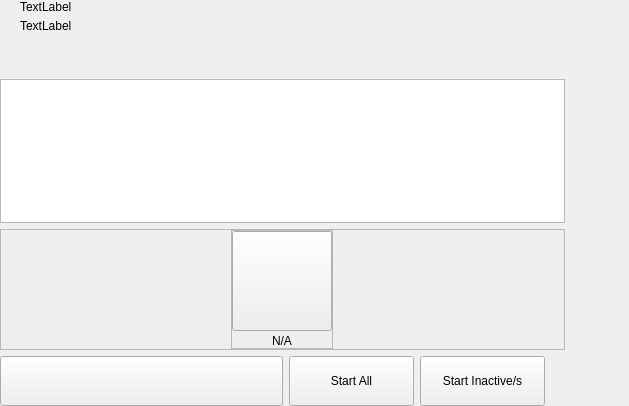
Above: src/qt/pivx/forms/masternodeswidget.ui from RapidsOfficial/Rapids before the change. Below: the same form after it.
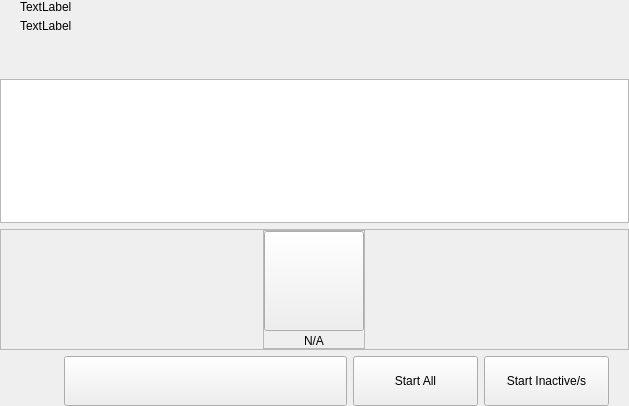
That is the form after the change. Custom widgets are drawn as their Qt base class.

The edit to the form file:
```diff
--- a/src/qt/pivx/forms/masternodeswidget.ui
+++ b/src/qt/pivx/forms/masternodeswidget.ui
@@ -13,7 +13,7 @@
   <property name="windowTitle">
    <string>Form</string>
   </property>
-  <layout class="QHBoxLayout" name="horizontalLayout_2" stretch="2,1">
+  <layout class="QHBoxLayout" name="horizontalLayout_2" stretch="2">
    <property name="spacing">
     <number>0</number>
    </property>
@@ -315,74 +315,8 @@
      </layout>
     </widget>
    </item>
-   <item>
-    <widget class="QWidget" name="right" native="true">
-     <layout class="QVBoxLayout" name="verticalLayout_5">
-      <property name="leftMargin">
-       <number>0</number>
-      </property>
-      <property name="topMargin">
-       <number>0</number>
-      </property>
-      <property name="rightMargin">
-       <number>0</number>
-      </property>
-      <property name="bottomMargin">
-       <number>0</number>
-      </property>
-      <item>
-       <layout class="QVBoxLayout" name="verticalLayout_4">
-        <property name="spacing">
-         <number>6</number>
-        </property>
-        <item>
-         <widget class="OptionButton" name="btnAbout" native="true">
-          <property name="minimumSize">
-           <size>
-            <width>0</width>
-            <height>50</height>
-           </size>
-          </property>
-         </widget>
-        </item>
-        <item>
-         <widget class="OptionButton" name="btnAboutController" native="true">
-          <property name="minimumSize">
-           <size>
-            <width>0</width>
-            <height>50</height>
-           </size>
-          </property>
-         </widget>
-        </item>
-        <item>
-         <spacer name="verticalSpacer_5">
-          <property name="orientation">
-           <enum>Qt::Vertical</enum>
-          </property>
-          <property name="sizeHint" stdset="0">
-           <size>
-            <width>20</width>
-            <height>40</height>
-           </size>
-          </property>
-         </spacer>
-        </item>
-       </layout>
-      </item>
-     </layout>
-    </widget>
-   </item>
   </layout>
  </widget>
- <customwidgets>
-  <customwidget>
-   <class>OptionButton</class>
-   <extends>QWidget</extends>
-   <header>qt/pivx/optionbutton.h</header>
-   <container>1</container>
-  </customwidget>
- </customwidgets>
  <resources/>
  <connections/>
 </ui>
```
